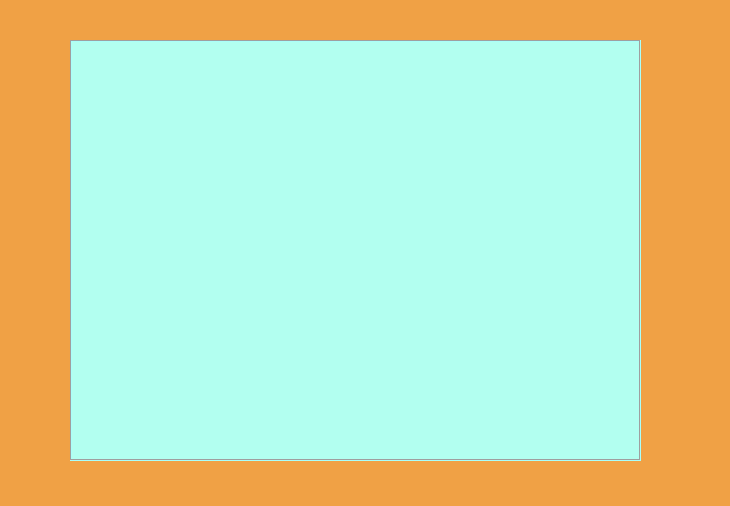
Before: the Qt Designer form FormaCoursach/Coursach/gameboard.ui in SoVa-web/Coursework.SquareWord, drawn with Qt 5.
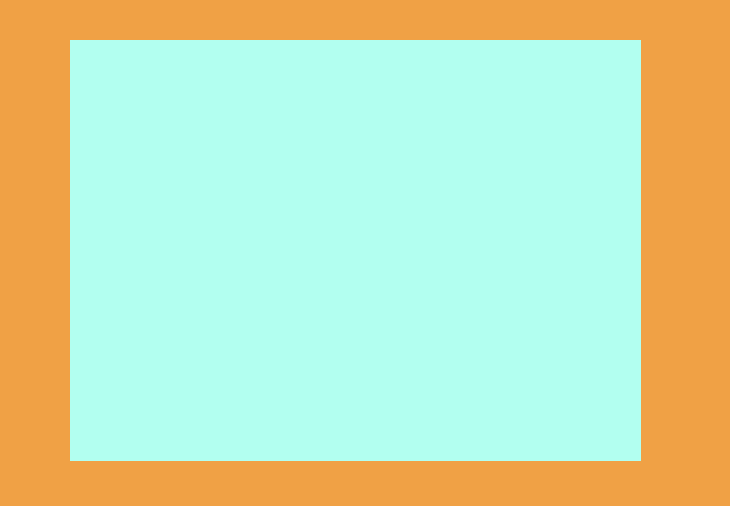
After: the same form once the commit is applied.

Patch:
```diff
--- a/FormaCoursach/Coursach/gameboard.ui
+++ b/FormaCoursach/Coursach/gameboard.ui
@@ -286,7 +286,7 @@
     </palette>
    </property>
    <property name="frameShape">
-    <enum>QFrame::Box</enum>
+    <enum>QFrame::NoFrame</enum>
    </property>
    <property name="verticalScrollBarPolicy">
     <enum>Qt::ScrollBarAlwaysOff</enum>
```
